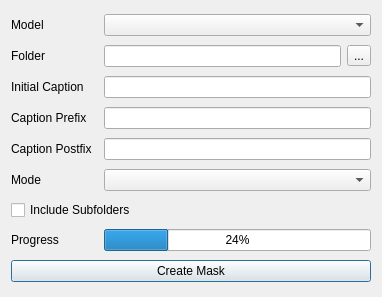
First picture: the form in modules/ui/views/windows/generate_caption.ui, repository HashakGik/OneTrainer-QT6, before the edit.
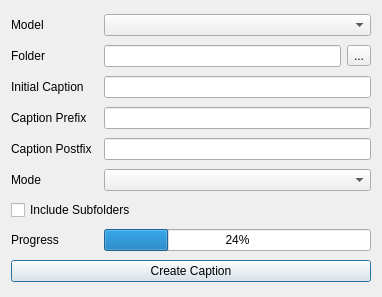
Second picture: the form after the edit.

Patch:
```diff
--- a/modules/ui/views/windows/generate_caption.ui
+++ b/modules/ui/views/windows/generate_caption.ui
@@ -78,7 +78,7 @@
    <item row="9" column="0" colspan="4">
     <widget class="QPushButton" name="createMaskBtn">
      <property name="text">
-      <string>Create Mask</string>
+      <string>Create Caption</string>
      </property>
     </widget>
    </item>
```
Left out of the diff: 6 changed lines with no effect on the pictures.
